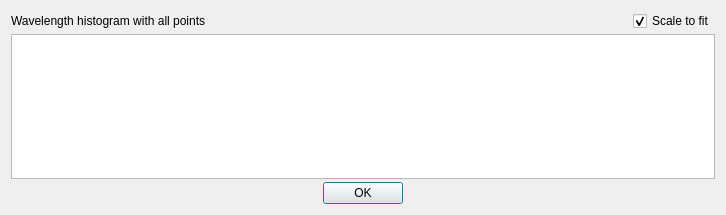
Before: the Qt Designer form src/tools/viewer/ui/LVRHistogram.ui in uos/lvr2, drawn with Qt 5.
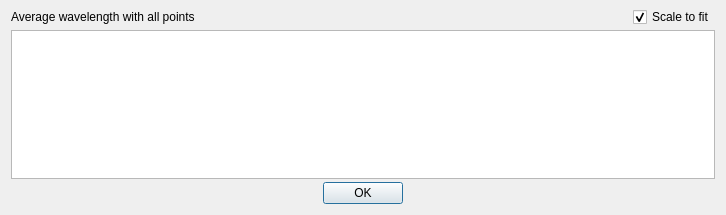
After: the same form once the commit is applied.

Commit message: add function of scalbutton in histogram

Diff of the .ui file:
```diff
--- a/src/tools/viewer/ui/LVRHistogram.ui
+++ b/src/tools/viewer/ui/LVRHistogram.ui
@@ -17,6 +17,9 @@
    <string>Point</string>
   </property>
   <layout class="QGridLayout" name="gridLayout_2">
+   <property name="topMargin">
+    <number>7</number>
+   </property>
    <item row="0" column="0">
     <layout class="QGridLayout" name="gridLayout">
      <property name="horizontalSpacing">
@@ -49,7 +52,7 @@
           </sizepolicy>
          </property>
          <property name="text">
-          <string>Wavelength histogram with all points</string>
+          <string>Average wavelength with all points</string>
          </property>
         </widget>
        </item>
```
Left out of the diff: 2 changed lines with no effect on the pictures. The commit also changes 4 other files.
